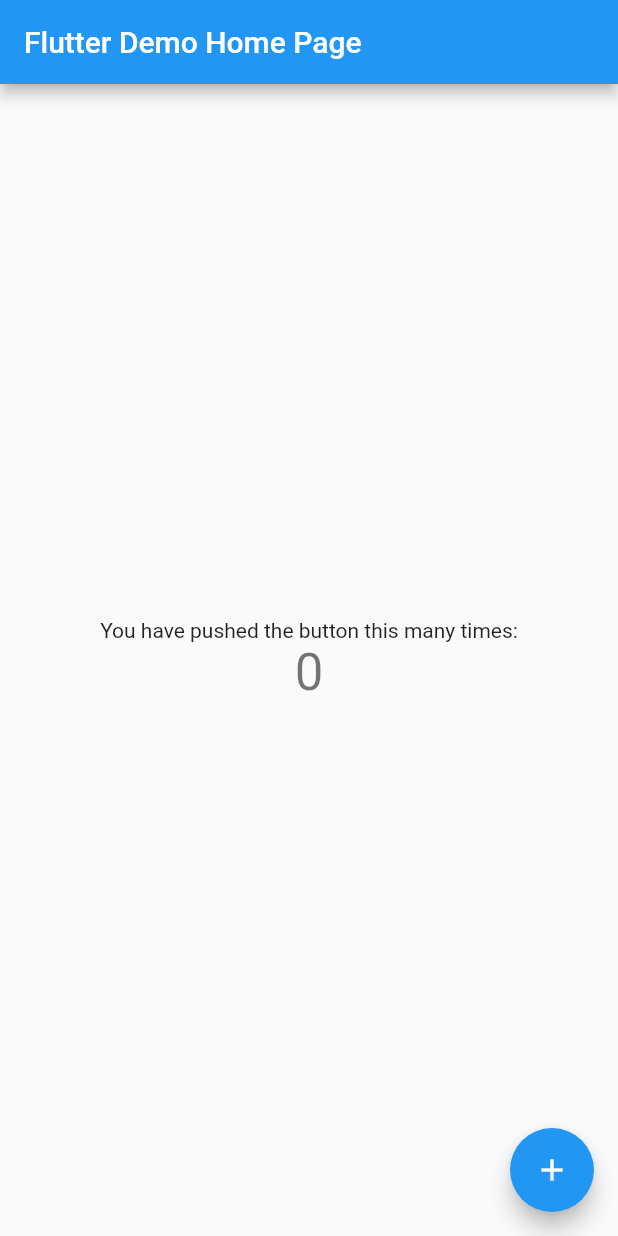
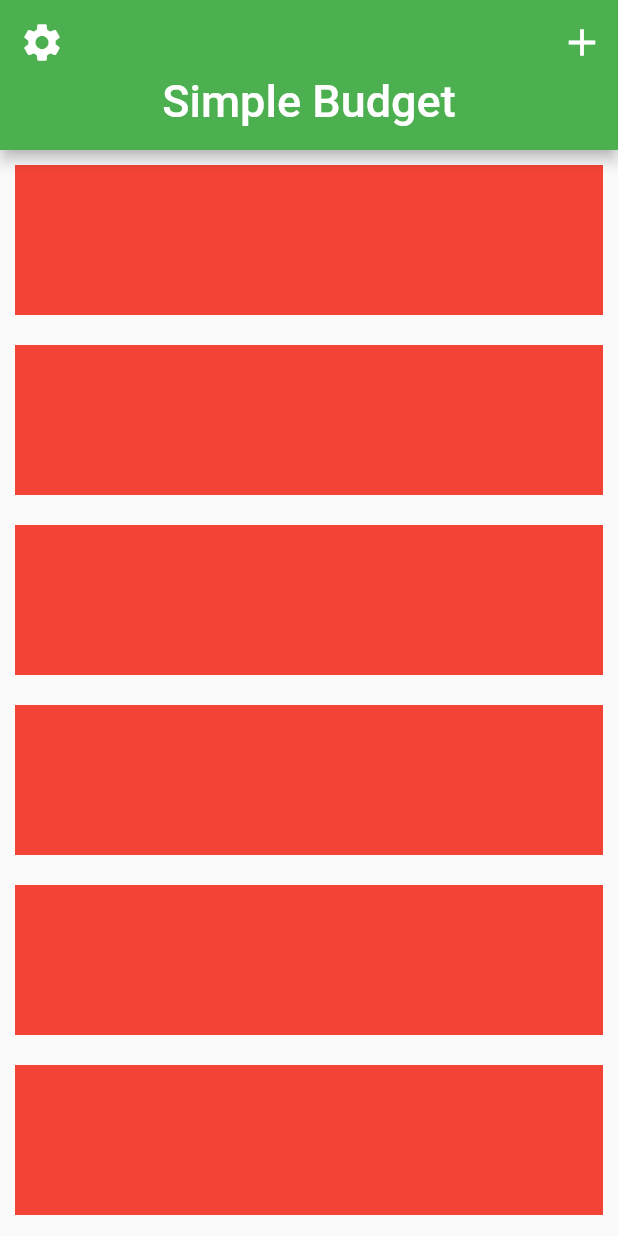
Before and after one commit to harshan92/flutter_simple_budget_app, a Flutter app: the screen it shows after launch, on a phone screen of 412 x 824 dp. Run offline on Flutter 3.47's test engine with Material 2 defaults, Android fonts, the phone set to English and light mode, and no system bars.

Commit message:
Added silverlist bar

```diff
--- a/lib/main.dart
+++ b/lib/main.dart
@@ -1,4 +1,5 @@
 import 'package:flutter/material.dart';
+import 'package:simple_budget_app/screens/home_screen.dart';
 
 void main() {
   runApp(const MyApp());
@@ -11,7 +12,8 @@
   @override
   Widget build(BuildContext context) {
     return MaterialApp(
-      title: 'Flutter Demo',
+      title: 'Flutter Budget UI',
+      debugShowCheckedModeBanner: false,
       theme: ThemeData(
         // This is the theme of your application.
         //
@@ -22,94 +24,9 @@
         // or simply save your changes to "hot reload" in a Flutter IDE).
         // Notice that the counter didn't reset back to zero; the application
         // is not restarted.
-        primarySwatch: Colors.blue,
+        primarySwatch: Colors.green,
       ),
-      home: const MyHomePage(title: 'Flutter Demo Home Page'),
+      home: HomeScreen(),
     );
   }
 }
-
-class MyHomePage extends StatefulWidget {
-  const MyHomePage({super.key, required this.title});
-
-  // This widget is the home page of your application. It is stateful, meaning
-  // that it has a State object (defined below) that contains fields that affect
-  // how it looks.
-
-  // This class is the configuration for the state. It holds the values (in this
-  // case the title) provided by the parent (in this case the App widget) and
-  // used by the build method of the State. Fields in a Widget subclass are
-  // always marked "final".
-
-  final String title;
-
-  @override
-  State<MyHomePage> createState() => _MyHomePageState();
-}
-
-class _MyHomePageState extends State<MyHomePage> {
-  int _counter = 0;
-
-  void _incrementCounter() {
-    setState(() {
-      // This call to setState tells the Flutter framework that something has
-      // changed in this State, which causes it to rerun the build method below
-      // so that the display can reflect the updated values. If we changed
-      // _counter without calling setState(), then the build method would not be
-      // called again, and so nothing would appear to happen.
-      _counter++;
-    });
-  }
-
-  @override
-  Widget build(BuildContext context) {
-    // This method is rerun every time setState is called, for instance as done
-    // by the _incrementCounter method above.
-    //
-    // The Flutter framework has been optimized to make rerunning build methods
-    // fast, so that you can just rebuild anything that needs updating rather
-    // than having to individually change instances of widgets.
-    return Scaffold(
-      appBar: AppBar(
-        // Here we take the value from the MyHomePage object that was created by
-        // the App.build method, and use it to set our appbar title.
-        title: Text(widget.title),
-      ),
-      body: Center(
-        // Center is a layout widget. It takes a single child and positions it
-        // in the middle of the parent.
-        child: Column(
-          // Column is also a layout widget. It takes a list of children and
-          // arranges them vertically. By default, it sizes itself to fit its
-          // children horizontally, and tries to be as tall as its parent.
-          //
-          // Invoke "debug painting" (press "p" in the console, choose the
-          // "Toggle Debug Paint" action from the Flutter Inspector in Android
-          // Studio, or the "Toggle Debug Paint" command in Visual Studio Code)
-          // to see the wireframe for each widget.
-          //
-          // Column has various properties to control how it sizes itself and
-          // how it positions its children. Here we use mainAxisAlignment to
-          // center the children vertically; the main axis here is the vertical
-          // axis because Columns are vertical (the cross axis would be
-          // horizontal).
-          mainAxisAlignment: MainAxisAlignment.center,
-          children: <Widget>[
-            const Text(
-              'You have pushed the button this many times:',
-            ),
-            Text(
-              '$_counter',
-              style: Theme.of(context).textTheme.headlineMedium,
-            ),
-          ],
-        ),
-      ),
-      floatingActionButton: FloatingActionButton(
-        onPressed: _incrementCounter,
-        tooltip: 'Increment',
-        child: const Icon(Icons.add),
-      ), // This trailing comma makes auto-formatting nicer for build methods.
-    );
-  }
-}
--- /dev/null
+++ b/lib/screens/home_screen.dart
@@ -0,0 +1,46 @@
+import 'package:flutter/material.dart';
+import 'package:flutter/src/widgets/framework.dart';
+import 'package:flutter/src/widgets/placeholder.dart';
+
+class HomeScreen extends StatefulWidget {
+  const HomeScreen({super.key});
+
+  @override
+  State<HomeScreen> createState() => _HomeScreenState();
+}
+
+class _HomeScreenState extends State<HomeScreen> {
+  @override
+  Widget build(BuildContext context) {
+    return Scaffold(
+      body: CustomScrollView(slivers: [
+        SliverAppBar(
+          forceElevated: true,
+          floating: true,
+          pinned: true,
+          expandedHeight: 100.0,
+          leading: IconButton(
+            icon: Icon(Icons.settings),
+            iconSize: 30.0,
+            onPressed: () {},
+          ),
+          flexibleSpace: FlexibleSpaceBar(
+            title: Text("Simple Budget"),
+            centerTitle: true,
+          ),
+          actions: [
+            IconButton(onPressed: () {}, iconSize: 30.0, icon: Icon(Icons.add))
+          ],
+        ),
+        SliverList(
+            delegate: SliverChildBuilderDelegate((BuildContext context, index) {
+          return Container(
+            margin: EdgeInsets.all(10.0),
+            height: 100,
+            color: Colors.red,
+          );
+        }, childCount: 10))
+      ]),
+    );
+  }
+}
```
